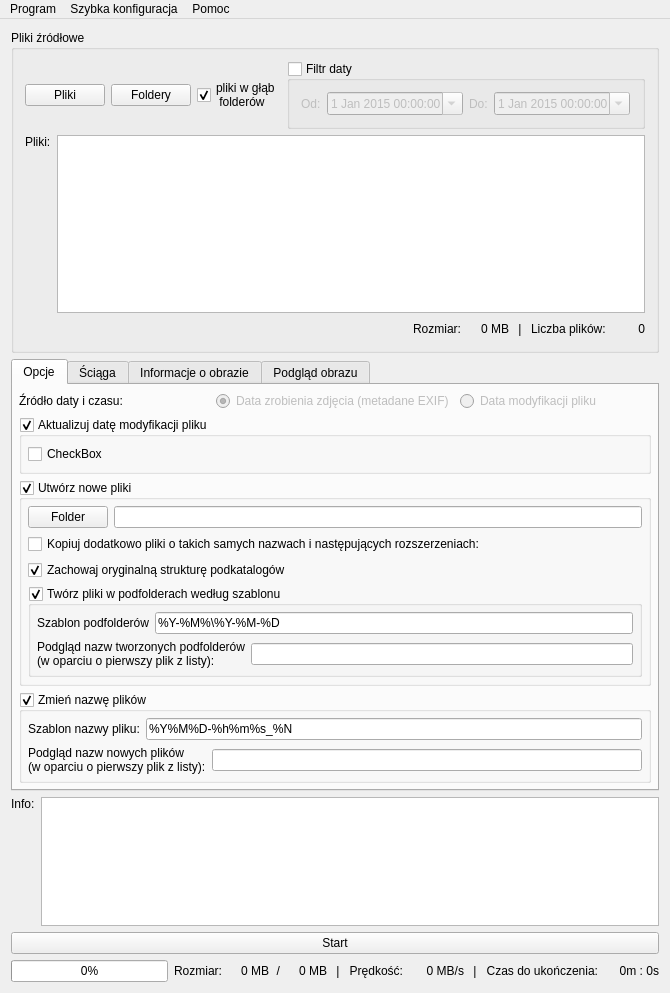
killdaclick/photodateorganizer, file PhotoDateOrganizer/MainWindow.ui: the form before one commit.
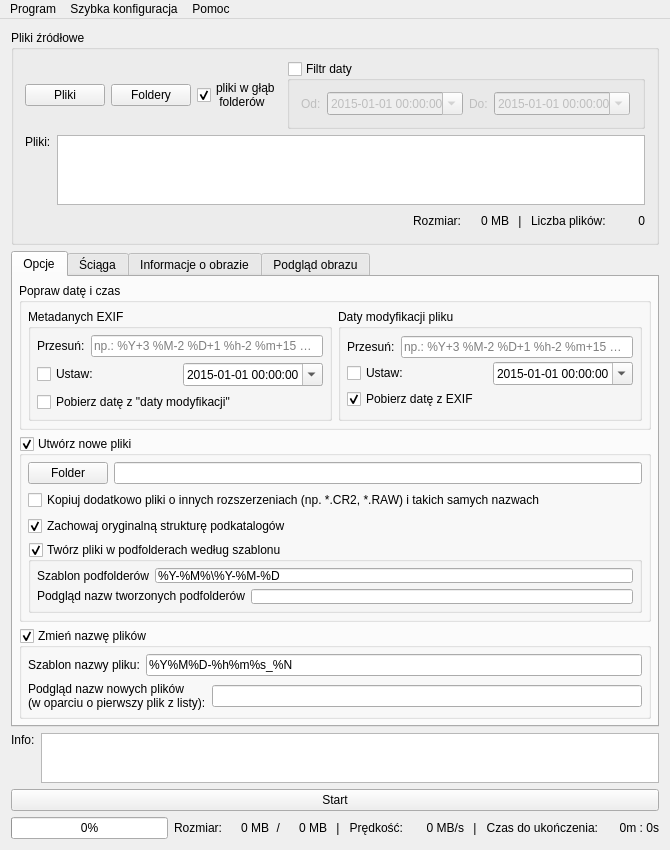
The form after the commit. Icons and pictures are not drawn. Custom widgets are drawn as their Qt base class.

The edit to the form file:
```diff
--- a/PhotoDateOrganizer/MainWindow.ui
+++ b/PhotoDateOrganizer/MainWindow.ui
@@ -10,13 +10,13 @@
     <x>0</x>
     <y>0</y>
     <width>670</width>
-    <height>993</height>
+    <height>850</height>
    </rect>
   </property>
   <property name="minimumSize">
    <size>
     <width>610</width>
-    <height>830</height>
+    <height>850</height>
    </size>
   </property>
   <property name="maximumSize">
@@ -163,6 +163,9 @@
                 <day>1</day>
                </datetime>
               </property>
+              <property name="displayFormat">
+               <string>yyyy-MM-dd HH:mm:ss</string>
+              </property>
               <property name="calendarPopup">
                <bool>true</bool>
               </property>
@@ -187,6 +190,9 @@
                 <day>1</day>
                </datetime>
               </property>
+              <property name="displayFormat">
+               <string>yyyy-MM-dd HH:mm:ss</string>
+              </property>
               <property name="calendarPopup">
                <bool>true</bool>
               </property>
@@ -368,64 +374,18 @@
         <property name="bottomMargin">
          <number>6</number>
         </property>
-        <item>
-         <layout class="QHBoxLayout" name="horizontalLayout_9">
-          <property name="topMargin">
-           <number>0</number>
-          </property>
-          <item>
-           <widget class="QLabel" name="label_21">
-            <property name="text">
-             <string>Źródło daty i czasu:</string>
-            </property>
-           </widget>
-          </item>
-          <item>
-           <widget class="QRadioButton" name="useExifDate">
-            <property name="enabled">
-             <bool>false</bool>
-            </property>
-            <property name="toolTip">
-             <string>Wybiera źródło pochodzenia daty: metadane EXIF lub data modyfikacji Windows</string>
-            </property>
-            <property name="text">
-             <string>Data zrobienia zdjęcia (metadane EXIF)</string>
-            </property>
-            <property name="checked">
-             <bool>true</bool>
-            </property>
-            <attribute name="buttonGroup">
-             <string notr="true">buttonGroup</string>
-            </attribute>
-           </widget>
-          </item>
-          <item>
-           <widget class="QRadioButton" name="useModificationDate">
-            <property name="enabled">
-             <bool>false</bool>
-            </property>
-            <property name="toolTip">
-             <string>Wybiera źródło pochodzenia daty: metadane EXIF lub data modyfikacji Windows</string>
-            </property>
-            <property name="text">
-             <string>Data modyfikacji pliku</string>
-            </property>
-            <attribute name="buttonGroup">
-             <string notr="true">buttonGroup</string>
-            </attribute>
-           </widget>
-          </item>
-         </layout>
-        </item>
         <item>
          <widget class="QGroupBox" name="groupBox_2">
           <property name="title">
-           <string>Aktualizuj datę modyfikacji pliku</string>
+           <string>Popraw datę i czas</string>
           </property>
           <property name="checkable">
-           <bool>true</bool>
+           <bool>false</bool>
           </property>
-          <layout class="QHBoxLayout" name="horizontalLayout_16">
+          <layout class="QVBoxLayout" name="verticalLayout_11">
+           <property name="spacing">
+            <number>6</number>
+           </property>
            <property name="leftMargin">
             <number>6</number>
            </property>
@@ -439,11 +399,216 @@
             <number>6</number>
            </property>
            <item>
-            <widget class="QCheckBox" name="checkBox">
-             <property name="text">
-              <string>CheckBox</string>
+            <layout class="QHBoxLayout" name="horizontalLayout_17">
+             <property name="topMargin">
+              <number>0</number>
              </property>
-            </widget>
+             <item>
+              <widget class="QGroupBox" name="groupBox_4">
+               <property name="toolTip">
+                <string>Modyfikacja dotycząca metadanych EXIF</string>
+               </property>
+               <property name="title">
+                <string>Metadanych EXIF</string>
+               </property>
+               <property name="checkable">
+                <bool>false</bool>
+               </property>
+               <layout class="QVBoxLayout" name="verticalLayout_13">
+                <property name="spacing">
+                 <number>6</number>
+                </property>
+                <property name="leftMargin">
+                 <number>6</number>
+                </property>
+                <property name="topMargin">
+                 <number>6</number>
+                </property>
+                <property name="rightMargin">
+                 <number>6</number>
+                </property>
+                <property name="bottomMargin">
+                 <number>6</number>
+                </property>
+                <item>
+                 <layout class="QHBoxLayout" name="horizontalLayout_16">
+                  <item>
+                   <widget class="QLabel" name="label_22">
+                    <property name="toolTip">
+                     <string>Przesuwa datę i czas o wyznaczone wartości (PATRZ ŚCIĄGA)</string>
+                    </property>
+                    <property name="text">
+                     <string>Przesuń:</string>
+                    </property>
+                   </widget>
+                  </item>
+                  <item>
+                   <widget class="QLineEdit" name="shiftExifDate">
+                    <property name="toolTip">
+                     <string>Przesuwa datę i czas o wyznaczone wartości (PATRZ ŚCIĄGA)</string>
+                    </property>
+                    <property name="placeholderText">
+                     <string>np.: %Y+3 %M-2 %D+1 %h-2 %m+15 %s-30 </string>
+                    </property>
+                   </widget>
+                  </item>
+                 </layout>
+                </item>
+                <item>
+                 <layout class="QHBoxLayout" name="horizontalLayout_19">
+                  <property name="topMargin">
+                   <number>0</number>
+                  </property>
+                  <item>
+                   <widget class="QCheckBox" name="setExifDateTo">
+                    <property name="toolTip">
+                     <string>Włącza ustawianie daty i czasu na wskazaną wartość</string>
+                    </property>
+                    <property name="text">
+                     <string>Ustaw:</string>
+                    </property>
+                   </widget>
+                  </item>
+                  <item>
+                   <widget class="QDateTimeEdit" name="setExifDateToDT">
+                    <property name="toolTip">
+                     <string>Włącza ustawianie daty i czasu na wskazaną wartość</string>
+                    </property>
+                    <property name="date">
+                     <date>
+                      <year>2015</year>
+                      <month>1</month>
+                      <day>1</day>
+                     </date>
+                    </property>
+                    <property name="displayFormat">
+                     <string>yyyy-MM-dd HH:mm:ss</string>
+                    </property>
+                    <property name="calendarPopup">
+                     <bool>true</bool>
+                    </property>
+                   </widget>
+                  </item>
+                 </layout>
+                </item>
+                <item>
+                 <widget class="QCheckBox" name="setExifToModificationDT">
+                  <property name="toolTip">
+                   <string>Pobiera datę i czas z atrybutu &quot;daty modyfikacji&quot; pliku i kopiuje ją do metadanych EXIF, przed przesunięciem (o ile opcja przesunięcia została wybrana)</string>
+                  </property>
+                  <property name="text">
+                   <string>Pobierz datę z &quot;daty modyfikacji&quot;</string>
+                  </property>
+                 </widget>
+                </item>
+               </layout>
+              </widget>
+             </item>
+             <item>
+              <widget class="QGroupBox" name="groupBox_5">
+               <property name="toolTip">
+                <string>Modyfikacja dotycząca atrybutu &quot;daty modyfikacji&quot; pliku</string>
+               </property>
+               <property name="title">
+                <string>Daty modyfikacji pliku</string>
+               </property>
+               <property name="checkable">
+                <bool>false</bool>
+               </property>
+               <layout class="QVBoxLayout" name="verticalLayout_12">
+                <property name="spacing">
+                 <number>3</number>
+                </property>
+                <property name="leftMargin">
+                 <number>6</number>
+                </property>
+                <property name="topMargin">
+                 <number>6</number>
+                </property>
+                <property name="rightMargin">
+                 <number>6</number>
+                </property>
+                <property name="bottomMargin">
+                 <number>6</number>
+                </property>
+                <item>
+                 <layout class="QHBoxLayout" name="horizontalLayout_18">
+                  <property name="topMargin">
+                   <number>0</number>
+                  </property>
+                  <item>
+                   <widget class="QLabel" name="label_23">
+                    <property name="toolTip">
+                     <string>Przesuwa datę i czas o wyznaczone wartości (PATRZ ŚCIĄGA)</string>
+                    </property>
+                    <property name="text">
+                     <string>Przesuń:</string>
+                    </property>
+                   </widget>
+                  </item>
+                  <item>
+                   <widget class="QLineEdit" name="shiftModificationDate">
+                    <property name="toolTip">
+                     <string>Przesuwa datę i czas o wyznaczone wartości (PATRZ ŚCIĄGA)</string>
+                    </property>
+                    <property name="placeholderText">
+                     <string>np.: %Y+3 %M-2 %D+1 %h-2 %m+15 %s-30 </string>
+                    </property>
+                   </widget>
+                  </item>
+                 </layout>
+                </item>
+                <item>
+                 <layout class="QHBoxLayout" name="horizontalLayout_20">
+                  <item>
+                   <widget class="QCheckBox" name="setModificationDateTo">
+                    <property name="toolTip">
+                     <string>Włącza ustawianie daty i czasu na wskazaną wartość</string>
+                    </property>
+                    <property name="text">
+                     <string>Ustaw:</string>
+                    </property>
+                   </widget>
+                  </item>
+                  <item>
+                   <widget class="QDateTimeEdit" name="setModificationDateToDT">
+                    <property name="toolTip">
+                     <string>Włącza ustawianie daty i czasu na wskazaną wartość</string>
+                    </property>
+                    <property name="date">
+                     <date>
+                      <year>2015</year>
+                      <month>1</month>
+                      <day>1</day>
+                     </date>
+                    </property>
+                    <property name="displayFormat">
+                     <string>yyyy-MM-dd HH:mm:ss</string>
+                    </property>
+                    <property name="calendarPopup">
+                     <bool>true</bool>
+                    </property>
+                   </widget>
+                  </item>
+                 </layout>
+                </item>
+                <item>
+                 <widget class="QCheckBox" name="setModificationToExifDT">
+                  <property name="toolTip">
+                   <string>Pobiera datę i czas z metadanych EXIF i kopiuje ją do atrybutu &quot;daty modyfikacji&quot; pliku, przed przesunięciem (o ile opcja przesunięcia została wybrana)</string>
+                  </property>
+                  <property name="text">
+                   <string>Pobierz datę z EXIF</string>
+                  </property>
+                  <property name="checked">
+                   <bool>true</bool>
+                  </property>
+                 </widget>
+                </item>
+               </layout>
+              </widget>
+             </item>
+            </layout>
            </item>
           </layout>
          </widget>
@@ -521,7 +686,7 @@
               <string>Podczas tworzenia nowych plików JPG, kopiowane są również inne pliki o takich samych nazwach i podanych rozszerzeniach. Przydatne gdy np. posiadamy w tym samym katalogu pliki graficzne w innym formacie (np. RAW, czy CR2), które chcemy aby znalazły się w folderze docelowym</string>
              </property>
              <property name="text">
-              <string>Kopiuj dodatkowo pliki o takich samych nazwach i następujących rozszerzeniach:</string>
+              <string>Kopiuj dodatkowo pliki o innych rozszerzeniach (np. *.CR2, *.RAW) i takich samych nazwach</string>
              </property>
             </widget>
            </item>
```
Left out of the diff: 19 changed lines with no effect on the pictures.
